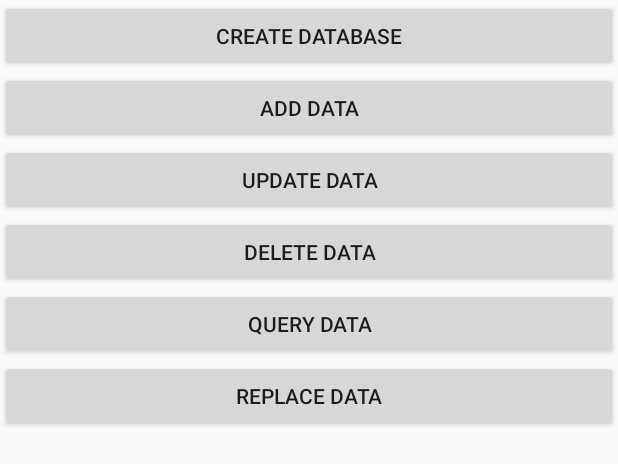
After one commit to lebang/MiApp, an Android app: the layout activity_database.xml on its own in the app's theme, with its tools: preview values and no code run, on a phone screen of 412 x 824 dp. The commit adds this screen. Shown: the top 464 px of the screen. Run offline under Robolectric (Android 15) with nearby library versions, the phone set to English and light mode, and no system bars.

Commit message:
database test

```diff
--- a/app/build.gradle
+++ b/app/build.gradle
@@ -29,4 +29,5 @@ dependencies {
     compile 'com.github.mzule.activityrouter:activityrouter:1.1.1'
     apt 'com.github.mzule.activityrouter:compiler:1.1.1'
     compile 'com.github.paolorotolo:appintro:3.4.0'
+    compile 'com.jakewharton:butterknife:8.0.1'
 }
--- a/app/src/main/java/com/miapp/Activity/BaseActivity.java
+++ b/app/src/main/java/com/miapp/Activity/BaseActivity.java
@@ -4,7 +4,9 @@ import android.app.Activity;
 import android.os.Bundle;
 import android.util.Log;
 
-import com.miapp.util.HomeWatcher;
+import com.miapp.Util.HomeWatcher;
+
+import butterknife.ButterKnife;
 
 /**
  * Created by lebang on 16-4-8.
--- a/app/src/main/java/com/miapp/util/HomeWatcher.java
+++ b/app/src/main/java/com/miapp/Util/HomeWatcher.java
@@ -1,4 +1,4 @@
-package com.miapp.util;
+package com.miapp.Util;
 
 import android.content.BroadcastReceiver;
 import android.content.Context;
--- a/app/src/main/java/com/miapp/util/ImeUtil.java
+++ b/app/src/main/java/com/miapp/Util/ImeUtil.java
@@ -1,4 +1,4 @@
-package com.miapp.util;
+package com.miapp.Util;
 
 import android.content.Context;
 import android.view.View;
--- a/app/src/main/java/com/miapp/util/OnClickEvent.java
+++ b/app/src/main/java/com/miapp/Util/OnClickEvent.java
@@ -1,4 +1,4 @@
-package com.miapp.util;
+package com.miapp.Util;
 
 import android.view.View;
 
--- a/app/src/main/java/com/miapp/util/StatusBarUtil.java
+++ b/app/src/main/java/com/miapp/Util/StatusBarUtil.java
@@ -1,4 +1,4 @@
-package com.miapp.util;
+package com.miapp.Util;
 
 import android.annotation.TargetApi;
 import android.app.Activity;
--- /dev/null
+++ b/app/src/main/res/layout/activity_database.xml
@@ -0,0 +1,49 @@
+<?xml version="1.0" encoding="utf-8"?>
+<LinearLayout xmlns:android="http://schemas.android.com/apk/res/android"
+              android:layout_width="match_parent"
+              android:layout_height="match_parent"
+              android:orientation="vertical">
+
+    <Button
+        android:id="@+id/create_database"
+        android:layout_width="match_parent"
+        android:layout_height="wrap_content"
+        android:text="Create database"
+        />
+
+    <Button
+        android:id="@+id/add_data"
+        android:layout_width="match_parent"
+        android:layout_height="wrap_content"
+        android:text="Add data"
+        />
+
+    <Button
+        android:id="@+id/update_data"
+        android:layout_width="match_parent"
+        android:layout_height="wrap_content"
+        android:text="Update data"
+        />
+
+    <Button
+        android:id="@+id/delete_data"
+        android:layout_width="match_parent"
+        android:layout_height="wrap_content"
+        android:text="Delete data"
+        />
+
+    <Button
+        android:id="@+id/query_data"
+        android:layout_width="match_parent"
+        android:layout_height="wrap_content"
+        android:text="Query data"
+        />
+
+    <Button
+        android:id="@+id/replace_data"
+        android:layout_width="match_parent"
+        android:layout_height="wrap_content"
+        android:text="Replace data"
+        />
+
+</LinearLayout>
```
Also changed, not shown: app/src/main/AndroidManifest.xml (+12 -1 lines), app/src/main/java/com/miapp/Activity/ContactsActivity.java (added, +55 -0 lines), app/src/main/java/com/miapp/Activity/DatabaseActivity.java (added, +119 -0 lines), app/src/main/java/com/miapp/Database/MyDatabaseHelper.java (added, +47 -0 lines), app/src/main/java/com/miapp/Provider/DatabasetProvider.java (added, +7 -0 lines), app/src/main/java/com/miapp/Provider/MyProvider.java (added, +45 -0 lines), app/src/main/java/com/miapp/Widget/UIListView.java (added, +87 -0 lines), app/src/main/res/layout/activity_contacts.xml (added, +22 -0 lines), 1 other file.
